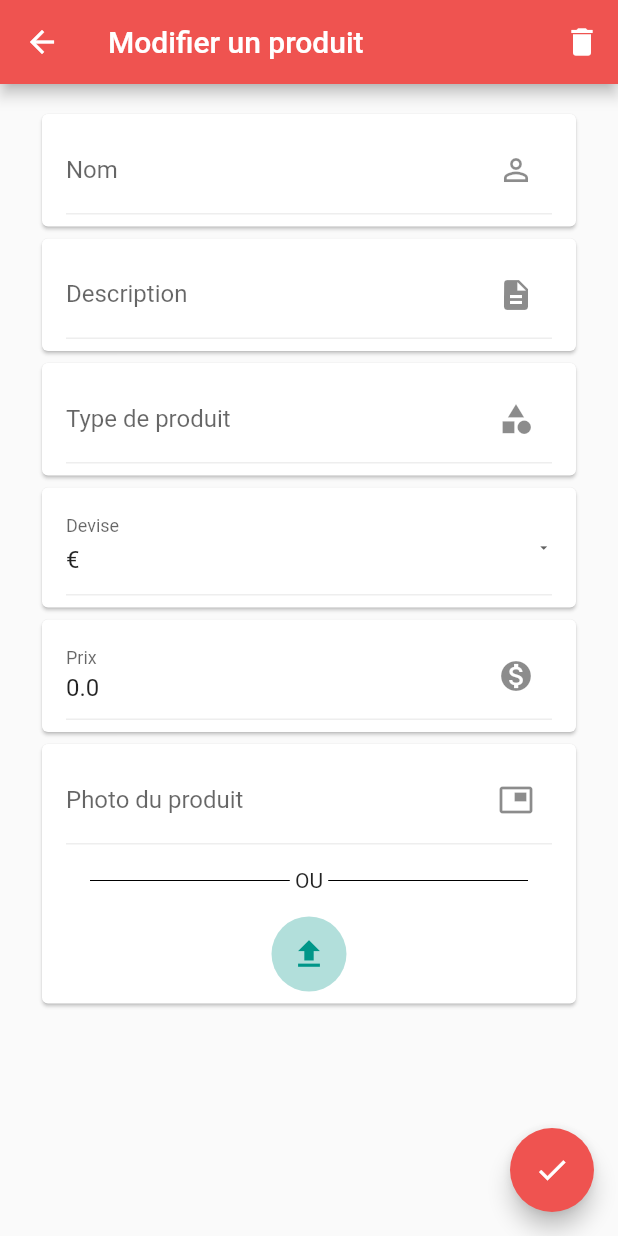
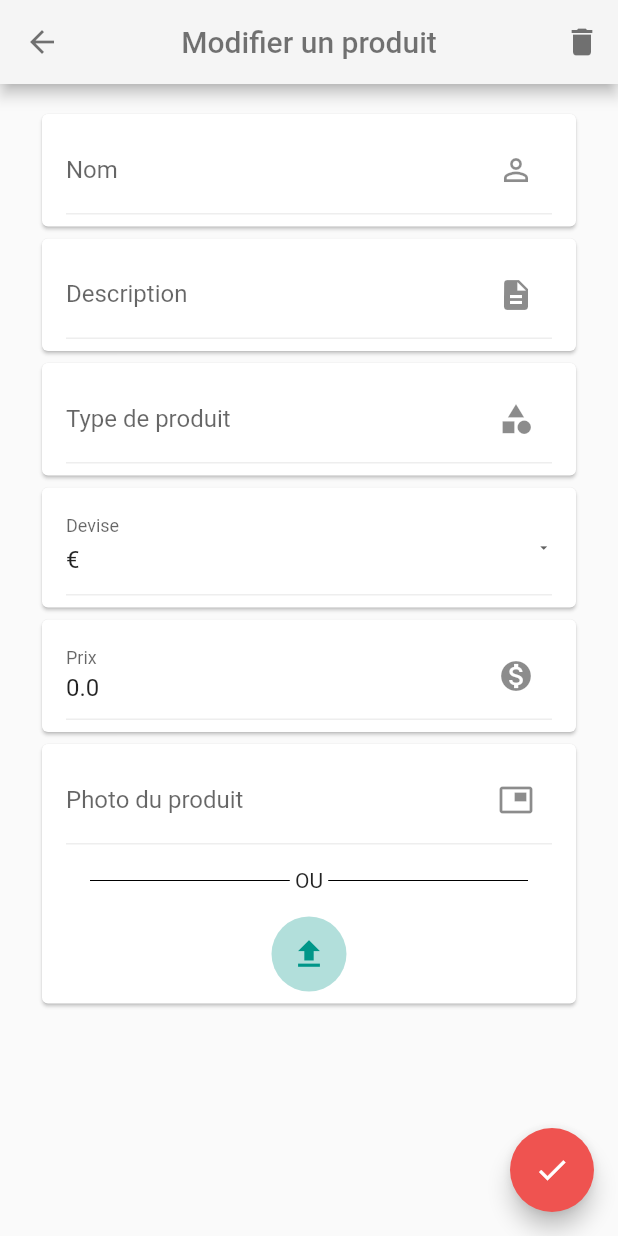
Before and after one commit to hamze10/easy_order, a Flutter app: the ManageProductForm screen opened directly with empty values, on a phone screen of 412 x 824 dp. Run offline on Flutter 3.47's test engine with Material 2 defaults, Android fonts, the phone set to English and light mode, and no system bars; our stand-ins replace badges, bloc, cloud_firestore, csv, equatable, file_picker and 10 more; missing offline and left inert: dart:ffi, flutter_open_whatsapp; accounts and stored records are empty.

```diff
--- a/lib/main.dart
+++ b/lib/main.dart
@@ -16,6 +16,7 @@ import 'package:easy_order/src/views/splash_screen.dart';
 import 'package:easy_order/src/repositories/repositories.dart';
 import 'package:easy_order/src/views/suppliers/manage_supplier_screen.dart';
 import 'package:easy_order/src/views/suppliers/supplier_screen.dart';
+import 'package:flutter/cupertino.dart';
 import 'package:flutter/material.dart';
 import 'package:flutter_bloc/flutter_bloc.dart';
 
--- a/lib/src/views/entreprise/entreprise_list.dart
+++ b/lib/src/views/entreprise/entreprise_list.dart
@@ -153,10 +153,7 @@ class _EntrepriseListState extends State<EntrepriseList> {
                               fromSupplier: null,
                               product: null,
                               quantity: -1,
-                            ), /*SupplierArguments(
-                              _entreprises[i].suppliers,
-                              _entreprises[i],
-                            ),*/
+                            ),
                           );
                         },
                         child: Card(
--- a/lib/src/views/products/csv_product_form.dart
+++ b/lib/src/views/products/csv_product_form.dart
@@ -58,7 +58,7 @@ class _CSVProductFormState extends State<CSVProductForm> {
       _pathFile = null;
       _pathFile = await FilePicker.getFilePath(
         type: FileType.custom,
-        allowedExtensions: ['csv'],
+        allowedExtensions: ['csv', 'text/csv'],
       );
     } on PlatformException catch (e) {
       print('ERROR _openFileExplorer : $e');
--- a/lib/src/views/products/manage_product_form.dart
+++ b/lib/src/views/products/manage_product_form.dart
@@ -88,7 +88,7 @@ class _ManageProductFormState extends State<ManageProductForm> {
         IconButton(
           icon: Icon(
             Icons.delete,
-            color: Colors.white,
+            color: Colors.black54,
           ),
           onPressed: () {
             showDialog(
@@ -129,12 +129,17 @@ class _ManageProductFormState extends State<ManageProductForm> {
     }
     return Scaffold(
       appBar: AppBar(
-        backgroundColor: Colors.red[400],
+        backgroundColor: Colors.grey[100],
+        iconTheme: IconThemeData(color: Colors.black54),
+        centerTitle: true,
         actions: actions,
         title: Text(
           editingProd.product != null
               ? 'Modifier un produit'
               : 'Ajouter un produit',
+          style: TextStyle(
+            color: Colors.black54,
+          ),
         ),
       ),
       body: BlocListener<ManageProductBloc, ManageProductState>(
```
Also changed, not shown: lib/src/views/products/product_list.dart (+29 -0 lines).
